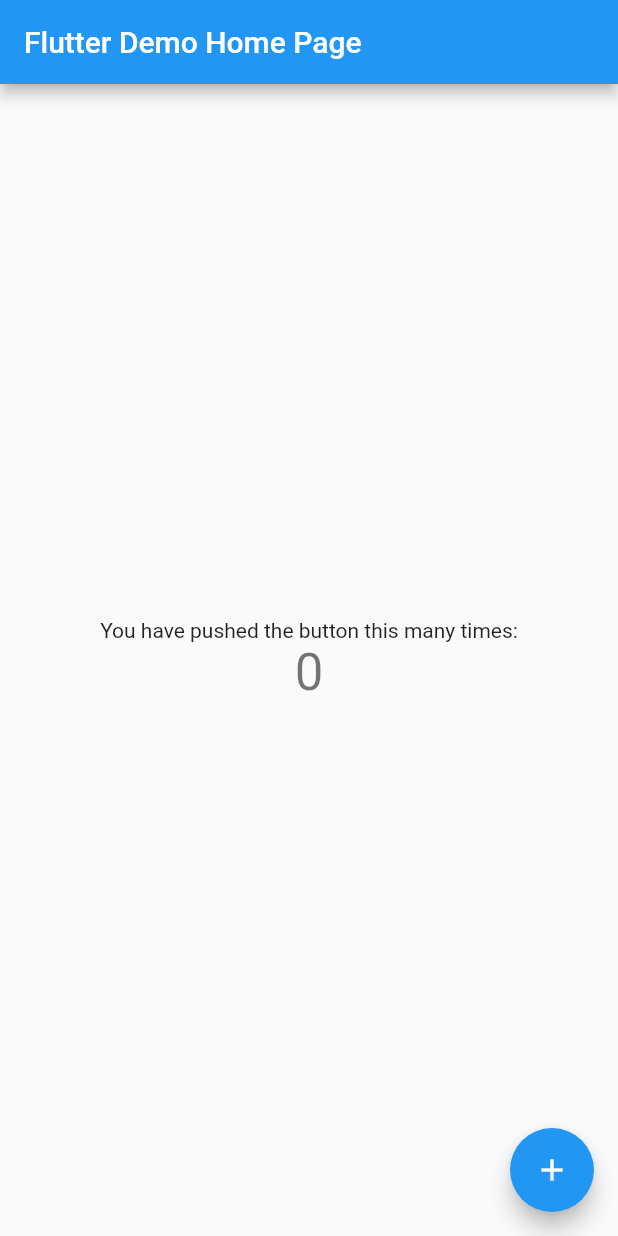
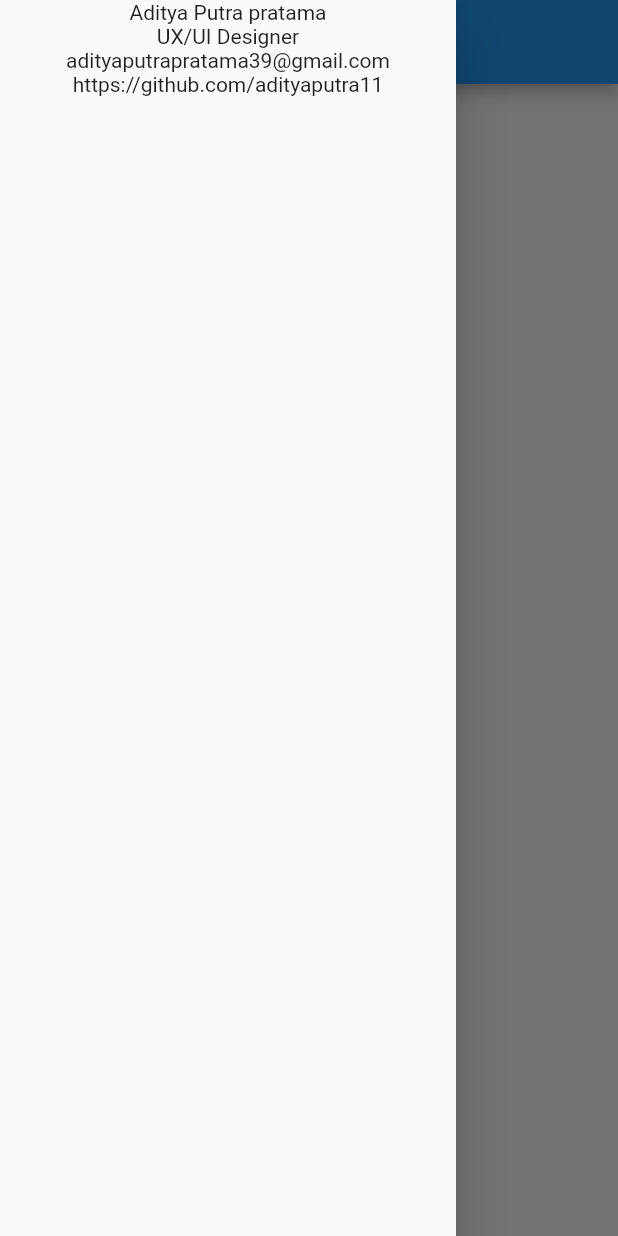
Before and after one commit to adityaputra11/movkit, a Flutter app: the screen it shows after launch, with the side drawer open (before the commit the screen has no drawer), on a phone screen of 412 x 824 dp. Run offline on Flutter 3.47's test engine with Material 2 defaults, Android fonts, the phone set to English and light mode, and no system bars.

Commit message:
updating Routes

```diff
--- a/lib/main.dart
+++ b/lib/main.dart
@@ -1,109 +1,5 @@
-import 'package:flutter/material.dart';
+import 'package:movkit/routes.dart';
 
-void main() => runApp(new MyApp());
-
-class MyApp extends StatelessWidget {
-  // This widget is the root of your application.
-  @override
-  Widget build(BuildContext context) {
-    return new MaterialApp(
-      title: 'Flutter Demo',
-      theme: new ThemeData(
-        // This is the theme of your application.
-        //
-        // Try running your application with "flutter run". You'll see the
-        // application has a blue toolbar. Then, without quitting the app, try
-        // changing the primarySwatch below to Colors.green and then invoke
-        // "hot reload" (press "r" in the console where you ran "flutter run",
-        // or press Run > Flutter Hot Reload in IntelliJ). Notice that the
-        // counter didn't reset back to zero; the application is not restarted.
-        primarySwatch: Colors.blue,
-      ),
-      home: new MyHomePage(title: 'Flutter Demo Home Page'),
-    );
-  }
+void main(){
+  new Routes();
 }
-
-class MyHomePage extends StatefulWidget {
-  MyHomePage({Key key, this.title}) : super(key: key);
-
-  // This widget is the home page of your application. It is stateful, meaning
-  // that it has a State object (defined below) that contains fields that affect
-  // how it looks.
-
-  // This class is the configuration for the state. It holds the values (in this
-  // case the title) provided by the parent (in this case the App widget) and
-  // used by the build method of the State. Fields in a Widget subclass are
-  // always marked "final".
-
-  final String title;
-
-  @override
-  _MyHomePageState createState() => new _MyHomePageState();
-}
-
-class _MyHomePageState extends State<MyHomePage> {
-  int _counter = 0;
-
-  void _incrementCounter() {
-    setState(() {
-      // This call to setState tells the Flutter framework that something has
-      // changed in this State, which causes it to rerun the build method below
-      // so that the display can reflect the updated values. If we changed
-      // _counter without calling setState(), then the build method would not be
-      // called again, and so nothing would appear to happen.
-      _counter++;
-    });
-  }
-
-  @override
-  Widget build(BuildContext context) {
-    // This method is rerun every time setState is called, for instance as done
-    // by the _incrementCounter method above.
-    //
-    // The Flutter framework has been optimized to make rerunning build methods
-    // fast, so that you can just rebuild anything that needs updating rather
-    // than having to individually change instances of widgets.
-    return new Scaffold(
-      appBar: new AppBar(
-        // Here we take the value from the MyHomePage object that was created by
-        // the App.build method, and use it to set our appbar title.
-        title: new Text(widget.title),
-      ),
-      body: new Center(
-        // Center is a layout widget. It takes a single child and positions it
-        // in the middle of the parent.
-        child: new Column(
-          // Column is also layout widget. It takes a list of children and
-          // arranges them vertically. By default, it sizes itself to fit its
-          // children horizontally, and tries to be as tall as its parent.
-          //
-          // Invoke "debug paint" (press "p" in the console where you ran
-          // "flutter run", or select "Toggle Debug Paint" from the Flutter tool
-          // window in IntelliJ) to see the wireframe for each widget.
-          //
-          // Column has various properties to control how it sizes itself and
-          // how it positions its children. Here we use mainAxisAlignment to
-          // center the children vertically; the main axis here is the vertical
-          // axis because Columns are vertical (the cross axis would be
-          // horizontal).
-          mainAxisAlignment: MainAxisAlignment.center,
-          children: <Widget>[
-            new Text(
-              'You have pushed the button this many times:',
-            ),
-            new Text(
-              '$_counter',
-              style: Theme.of(context).textTheme.display1,
-            ),
-          ],
-        ),
-      ),
-      floatingActionButton: new FloatingActionButton(
-        onPressed: _incrementCounter,
-        tooltip: 'Increment',
-        child: new Icon(Icons.add),
-      ), // This trailing comma makes auto-formatting nicer for build methods.
-    );
-  }
-}
--- /dev/null
+++ b/lib/routes.dart
@@ -0,0 +1,17 @@
+import 'package:flutter/material.dart';
+import 'package:movkit/screens/series.dart';
+import 'package:movkit/screens/movies.dart';
+
+
+class Routes {
+  Routes(){
+    runApp(new MaterialApp(
+      title: "Kit",
+      initialRoute: '/',
+      routes:{
+        "/":(context) => MovieApp(),
+        "/series":(context) => SeriesScreen(),
+      },
+    ));
+  }
+}
--- /dev/null
+++ b/lib/screens/movies.dart
@@ -0,0 +1,62 @@
+import 'package:flutter/material.dart';
+
+
+void main() => runApp(new MovieApp());
+
+class MovieApp extends StatelessWidget {
+  @override
+  Widget build(BuildContext context) {
+    return new MaterialApp(
+      title: 'Flutter Demo',
+      theme: new ThemeData(
+        primarySwatch: Colors.blue,
+      ),
+      home: new MoviePage(title: 'Kit'),
+    );
+  }
+}
+
+class MoviePage extends StatefulWidget {
+  MoviePage({Key key, this.title}) : super(key: key);
+  final String title;
+
+  @override
+  _MoviePageState createState() => new _MoviePageState();
+}
+class _MoviePageState extends State<MoviePage> {
+  //final GlobalKey<FormState> _formKey = new GlobalKey<FormState>();
+  final GlobalKey<ScaffoldState> _scaffoldKey = new GlobalKey<ScaffoldState>();
+  Widget drawerSection =  Container(
+      child: Column(
+        mainAxisAlignment: MainAxisAlignment.spaceEvenly,
+        children: <Widget>[
+          new Text("Aditya Putra pratama"),
+          new Text("UX/UI Designer"),
+          new Text("adityaputrapratama39@gmail.com"),
+          new Text("https://github.com/adityaputra11")
+        ],
+      ),
+  );
+
+  @override
+  Widget build(BuildContext context) {
+    return new Scaffold(
+      key: _scaffoldKey,
+      appBar: new AppBar(
+        title: new Text(widget.title),
+        centerTitle: true,
+      ),
+      drawer: Drawer(
+        child: ListView(
+          children: <Widget>[
+            drawerSection
+          ],
+        ),
+        ),
+      body: new Center(
+        child:new RaisedButton(onPressed: (){Navigator.pushNamed(context, "/series");}, child: const Text("Series")),
+      ),
+      );
+
+  }
+}
```
Also changed, not shown: lib/screens/series.dart (added, +36 -0 lines), lib/widgets/theme/style.dart (added, +19 -0 lines), lib/widgets/button/style.dart (added), 1 other file.
